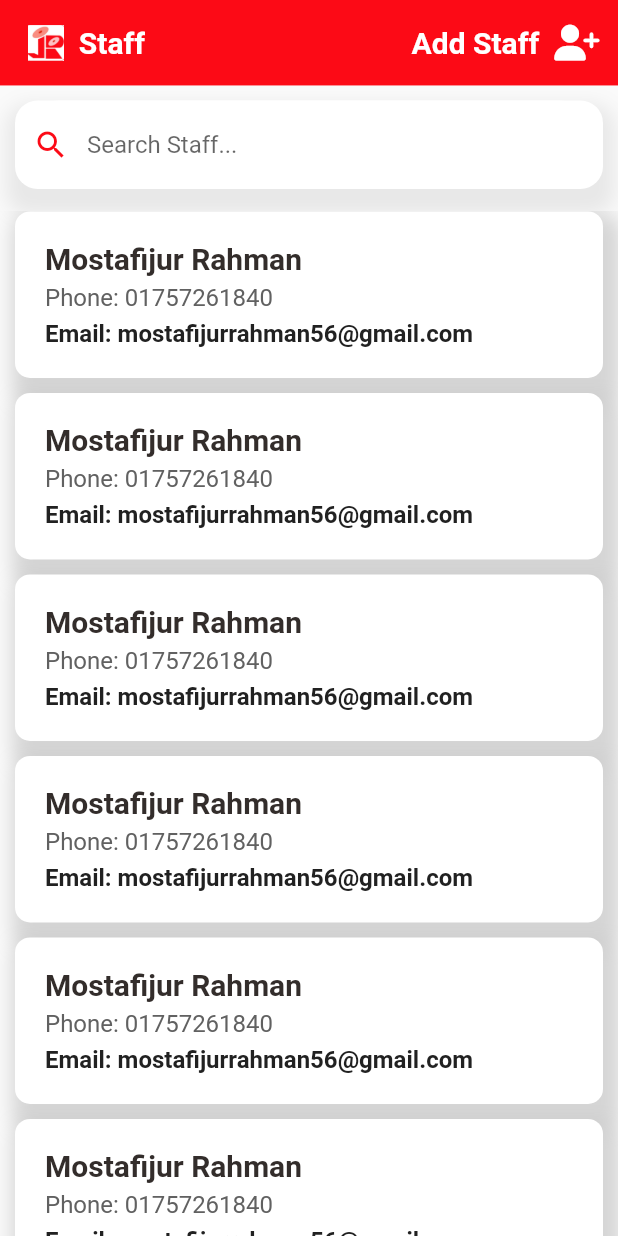
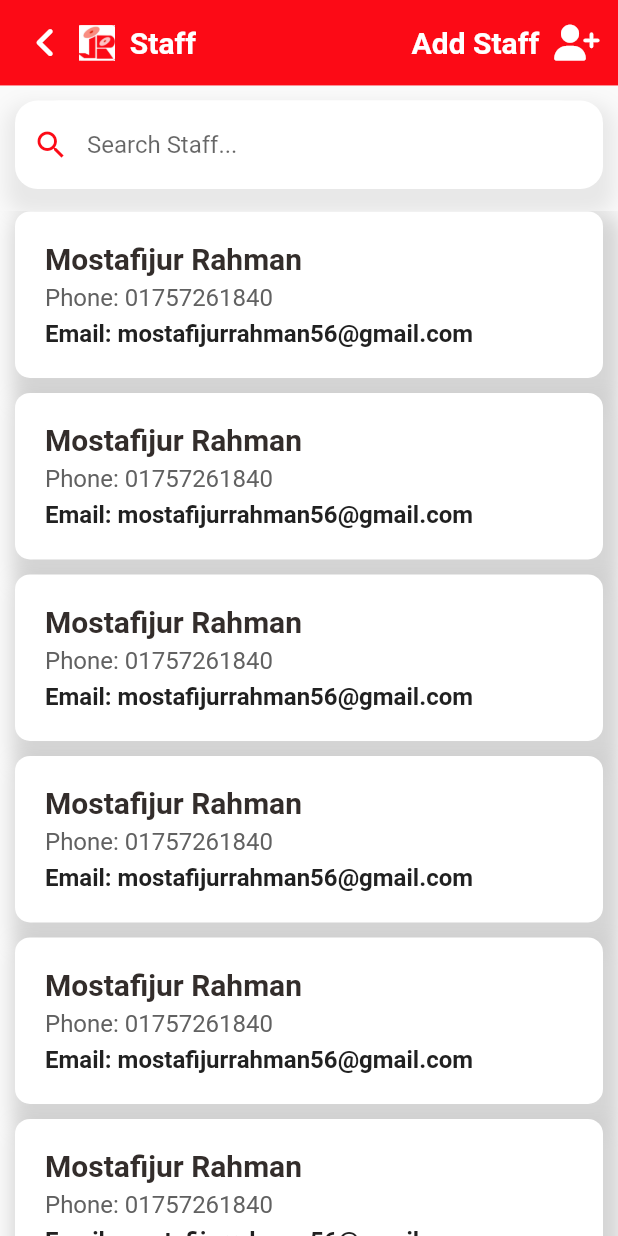
Before and after one commit to mostafijur566/store_management_flutter, a Flutter app: the screen it shows after launch, on a phone screen of 412 x 824 dp. Run offline on Flutter 3.47's test engine with Material 2 defaults, Android fonts, the phone set to English and light mode, and no system bars; our stand-ins replace font_awesome_flutter, get, google_fonts; missing offline and left inert: bitsdojo_window, dart:ffi.

Commit message:
Update staff_page.dart

```diff
--- a/lib/pages/staff/staff_page.dart
+++ b/lib/pages/staff/staff_page.dart
@@ -49,6 +49,8 @@ class _StaffPageState extends State<StaffPage> {
               children: [
                 Row(
                   children: [
+                    Icon(FontAwesomeIcons.angleLeft, color: Colors.white,),
+                    SizedBox(width: 10,),
                     Image.asset('assets/images/logo.jpg', width: 24,),
                     SizedBox(width: 10,),
                     BigText(text: 'Staff', color: Colors.white,),
```
